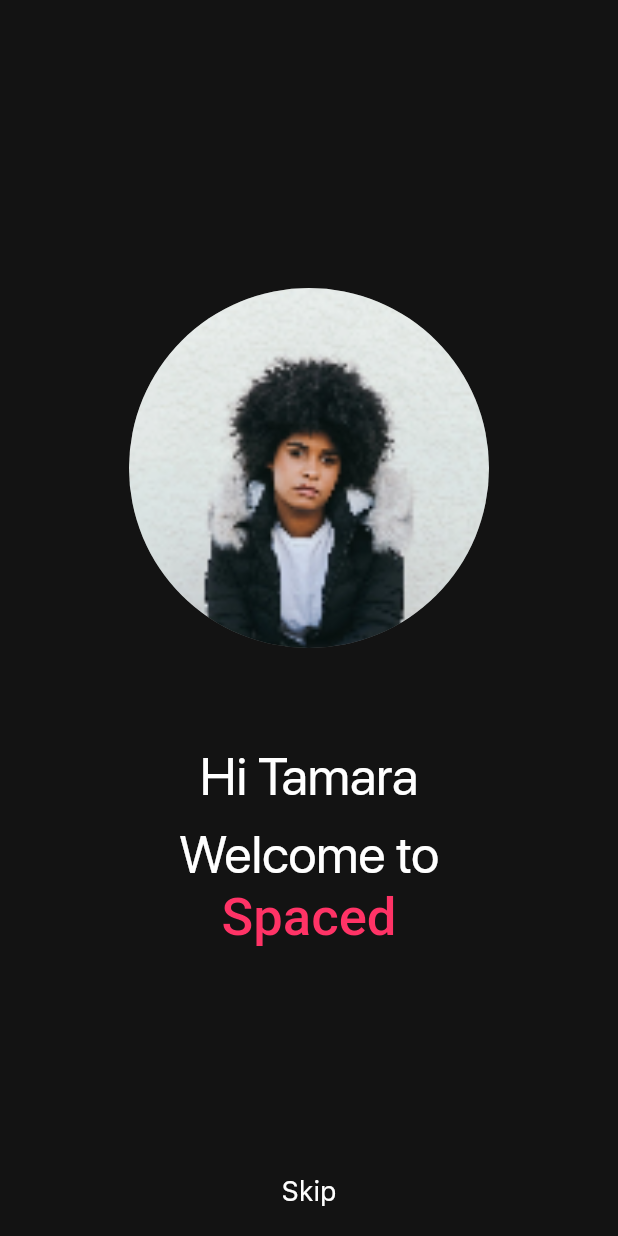
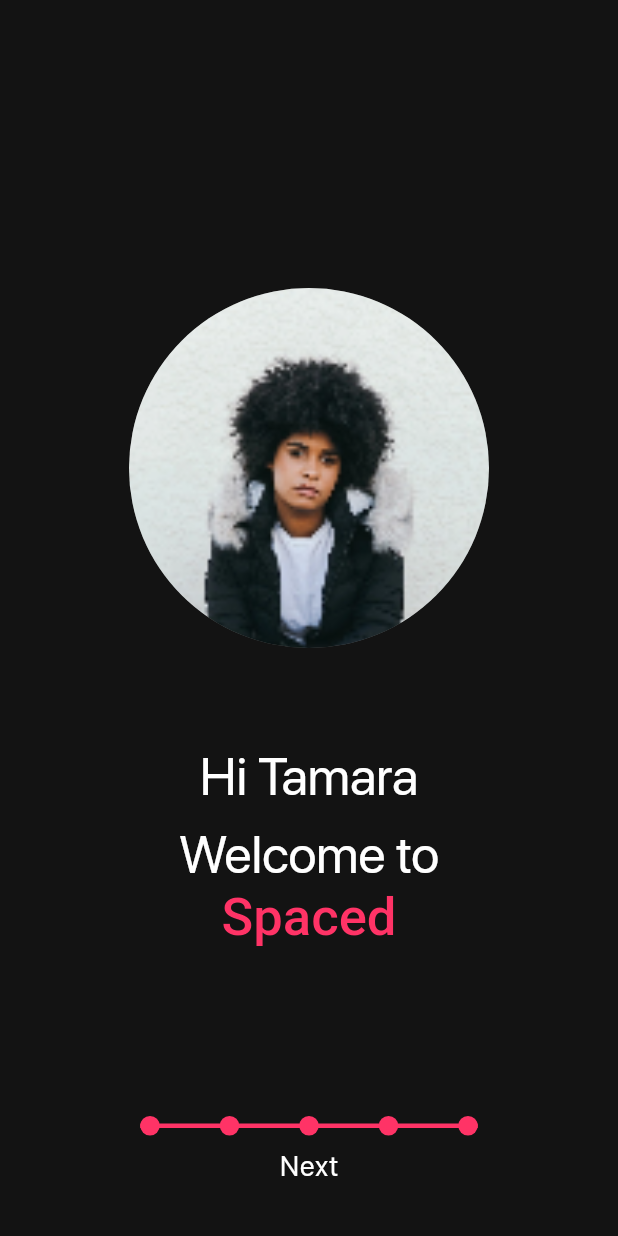
Before and after one commit to nonybrighto/spaced-travel-app, a Flutter app: the screen it shows after launch, on a phone screen of 412 x 824 dp. Run offline on Flutter 3.47's test engine with Material 2 defaults, Android fonts, the phone set to English and light mode, and no system bars; our stand-ins replace carousel_slider, page_transition.

Commit message:
Create dot indicator

```diff
--- a/lib/constants.dart
+++ b/lib/constants.dart
@@ -2,7 +2,7 @@ import 'package:flutter/material.dart';
 
 //dimensions
 const kDefaultPadding = 25.0;
-const kOnboardingIndicatorHeight = 60.0;
+const kOnboardingIndicatorHeight = 80.0;
 
 //paths
 const kImagesPath = 'assets/images';
--- a/lib/pages/onboarding_page.dart
+++ b/lib/pages/onboarding_page.dart
@@ -6,6 +6,7 @@ import 'package:spaced_trip_scheduler/pages/onboarding_views/rentals_view.dart';
 import 'package:spaced_trip_scheduler/pages/onboarding_views/second_discovery_view.dart';
 import 'package:spaced_trip_scheduler/pages/onboarding_views/travel_view.dart';
 import 'package:spaced_trip_scheduler/widgets/animated_stacked_index.dart';
+import 'package:spaced_trip_scheduler/widgets/dot_indicator.dart';
 
 class Onboarding extends StatefulWidget {
   const Onboarding({Key? key}) : super(key: key);
@@ -35,13 +36,24 @@ class _OnboardingState extends State<Onboarding> {
           child: Container(
             alignment: Alignment.center,
             height: kOnboardingIndicatorHeight,
-            child: GestureDetector(
-              child: const Text('Skip'),
-              onTap: () {
-                setState(() {
-                  index++;
-                });
-              },
+            child: Column(
+              children: [
+                DotIndicator(
+                  count: 5,
+                  currentIndex: index,
+                ),
+                const SizedBox(
+                  height: 10,
+                ),
+                GestureDetector(
+                  child: const Text('Next'),
+                  onTap: () {
+                    setState(() {
+                      index++;
+                    });
+                  },
+                ),
+              ],
             ),
           ),
         )
--- /dev/null
+++ b/lib/widgets/dot_indicator.dart
@@ -0,0 +1,58 @@
+import 'package:flutter/material.dart';
+
+class DotIndicator extends StatelessWidget {
+  final int count;
+  final int currentIndex;
+  final double dotSize = 13;
+  final double spacing = 40;
+  const DotIndicator({Key? key, required this.count, this.currentIndex = 0})
+      : super(key: key);
+
+  @override
+  Widget build(BuildContext context) {
+    // double lineWidth = (count - 1 * spacing) + (dotSize * count);
+    return Stack(
+      fit: StackFit.loose,
+      children: [
+        Positioned.fill(
+          child: Center(
+            child: Container(
+              height: 3,
+              color: Theme.of(context).primaryColor,
+            ),
+          ),
+        ),
+        Positioned.fill(
+          child: Align(
+            alignment: Alignment.centerLeft,
+            child: Container(
+              height: 3,
+              width: currentIndex * spacing + (dotSize * currentIndex),
+              color: Colors.white,
+            ),
+          ),
+        ),
+        _buildDots(context),
+      ],
+    );
+  }
+
+  _buildDot(BuildContext context, int index) {
+    return Container(
+      decoration: BoxDecoration(
+        shape: BoxShape.circle,
+        color: Theme.of(context).primaryColor,
+      ),
+      width: dotSize,
+      height: dotSize,
+      margin: index != count - 1 ? EdgeInsets.only(right: spacing) : null,
+    );
+  }
+
+  Widget _buildDots(BuildContext context) {
+    return Row(
+      mainAxisSize: MainAxisSize.min,
+      children: List.generate(count, (index) => _buildDot(context, index)),
+    );
+  }
+}
```
